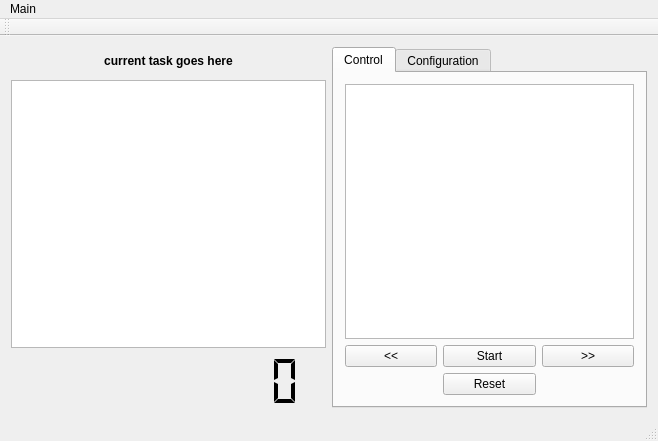
First picture: the form in mainwindow.ui, repository drogenlied/QIYPTClock, before the edit.
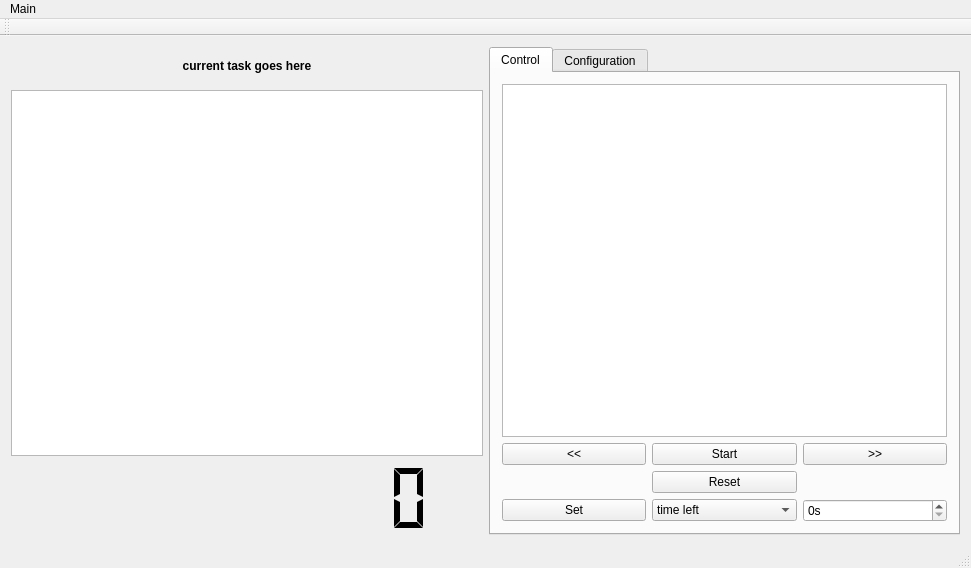
Second picture: the form after the edit. Custom widgets are drawn as their Qt base class.

Commit message: ui changes for time setting "special feature"

What changed in the file:
```diff
--- a/mainwindow.ui
+++ b/mainwindow.ui
@@ -6,8 +6,8 @@
    <rect>
     <x>0</x>
     <y>0</y>
-    <width>658</width>
-    <height>441</height>
+    <width>971</width>
+    <height>568</height>
    </rect>
   </property>
   <property name="windowTitle">
@@ -187,6 +187,37 @@
           </attribute>
          </widget>
         </item>
+        <item row="3" column="2">
+         <widget class="QSpinBox" name="setTimeSpinBox">
+          <property name="suffix">
+           <string>s</string>
+          </property>
+          <property name="maximum">
+           <number>86400</number>
+          </property>
+         </widget>
+        </item>
+        <item row="3" column="1">
+         <widget class="QComboBox" name="setTimeComboBox">
+          <item>
+           <property name="text">
+            <string>time left</string>
+           </property>
+          </item>
+          <item>
+           <property name="text">
+            <string>elapsed time</string>
+           </property>
+          </item>
+         </widget>
+        </item>
+        <item row="3" column="0">
+         <widget class="QPushButton" name="setTimeButton">
+          <property name="text">
+           <string>Set</string>
+          </property>
+         </widget>
+        </item>
        </layout>
       </widget>
       <widget class="QWidget" name="tab_config">
@@ -317,7 +348,7 @@
     <rect>
      <x>0</x>
      <y>0</y>
-     <width>658</width>
+     <width>971</width>
      <height>22</height>
     </rect>
    </property>
```
